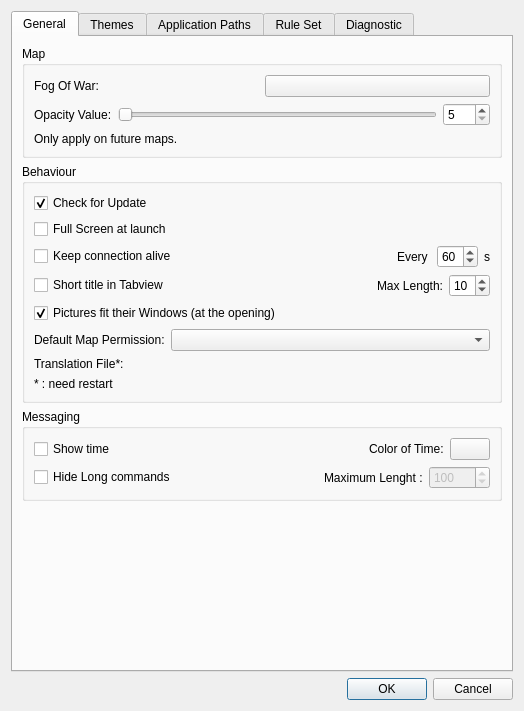
Before: the Qt Designer form client/preferences/preferencesdialogbox.ui in Rolisteam/rolisteam, drawn with Qt 5.
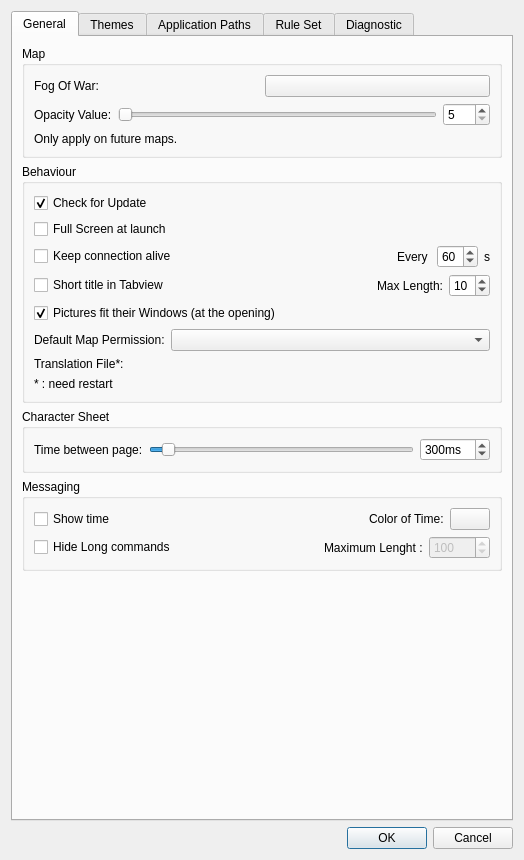
After: the same form once the commit is applied. Icons and pictures are not drawn. Custom widgets are drawn as their Qt base class.

Commit message: -Add preferences to fix the printing.

```diff
--- a/client/preferences/preferencesdialogbox.ui
+++ b/client/preferences/preferencesdialogbox.ui
@@ -7,7 +7,7 @@
     <x>0</x>
     <y>0</y>
     <width>524</width>
-    <height>711</height>
+    <height>860</height>
    </rect>
   </property>
   <property name="windowTitle">
@@ -269,6 +269,57 @@
          </layout>
         </widget>
        </item>
+       <item>
+        <widget class="QGroupBox" name="groupBox_9">
+         <property name="title">
+          <string>Character Sheet</string>
+         </property>
+         <layout class="QHBoxLayout" name="horizontalLayout_22">
+          <item>
+           <widget class="QLabel" name="label_27">
+            <property name="text">
+             <string>Time between page:</string>
+            </property>
+           </widget>
+          </item>
+          <item>
+           <widget class="QSlider" name="m_timeSliderPage">
+            <property name="minimum">
+             <number>16</number>
+            </property>
+            <property name="maximum">
+             <number>6000</number>
+            </property>
+            <property name="value">
+             <number>300</number>
+            </property>
+            <property name="orientation">
+             <enum>Qt::Horizontal</enum>
+            </property>
+           </widget>
+          </item>
+          <item>
+           <widget class="QSpinBox" name="m_displayTimePage">
+            <property name="suffix">
+             <string>ms</string>
+            </property>
+            <property name="minimum">
+             <number>16</number>
+            </property>
+            <property name="maximum">
+             <number>6000</number>
+            </property>
+            <property name="singleStep">
+             <number>100</number>
+            </property>
+            <property name="value">
+             <number>300</number>
+            </property>
+           </widget>
+          </item>
+         </layout>
+        </widget>
+       </item>
        <item>
         <widget class="QGroupBox" name="groupBox_6">
          <property name="title">
```
Left out of the diff: 46 changed lines with no effect on the pictures. The commit also changes 1 other file.
